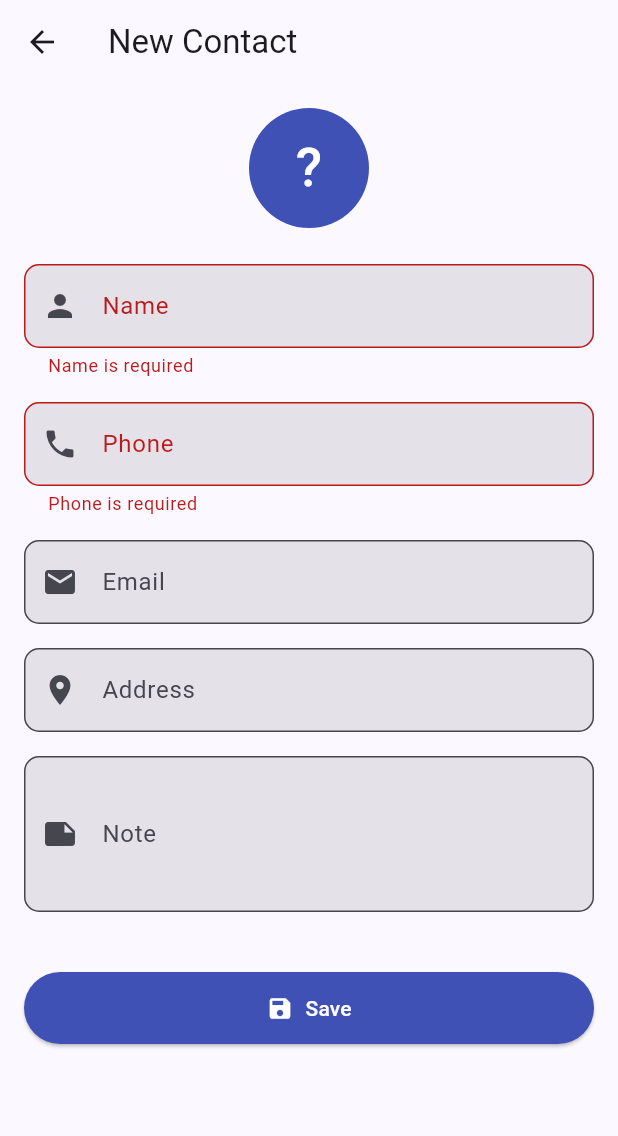
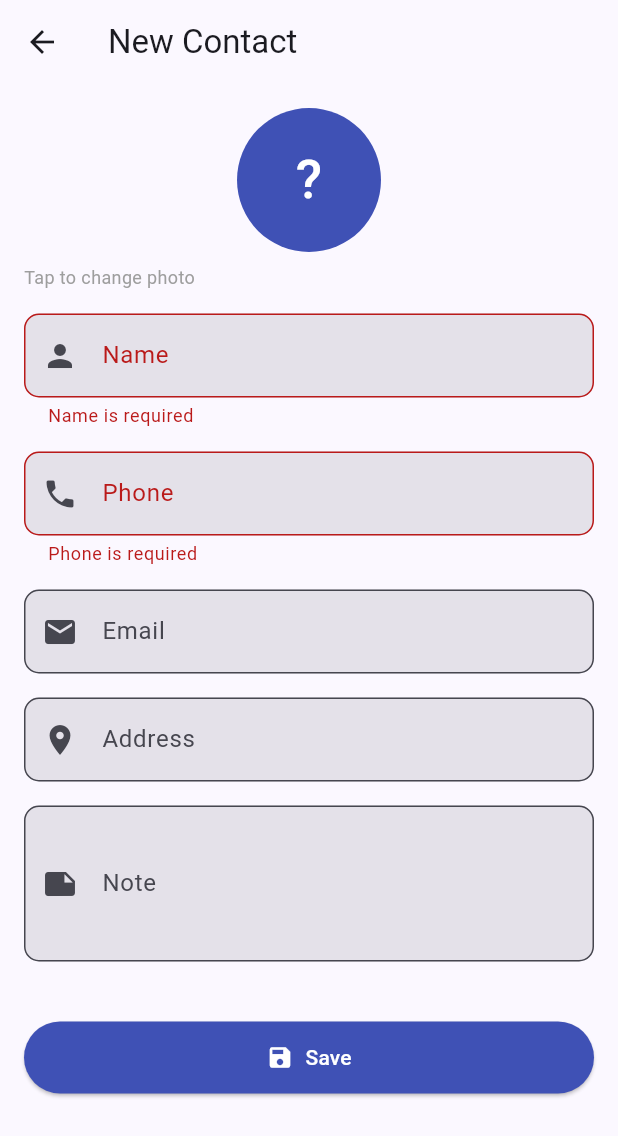
Before and after one commit to yobenali/ft_hangouts, a Flutter app: the ContactForm screen opened directly, after a tap on "Save", on a phone screen of 412 x 824 dp. Shown: the top 1136 px of the screen. Run offline on Flutter 3.47's test engine with Material 3 defaults, Android fonts, the phone set to English and light mode, and no system bars; our stand-ins replace image_picker, shared_preferences, sqflite; accounts and stored records are empty.

Commit message:
Bonus: add image to contact and creating unkonw user when recieved sms

```diff
--- a/lib/models/contact.dart
+++ b/lib/models/contact.dart
@@ -5,6 +5,7 @@ class Contact {
   final String email;
   final String address;
   final String note;
+  final String? photoPath;
 
   Contact({
     this.id,
@@ -13,6 +14,7 @@ class Contact {
     this.email = '',
     this.address = '',
     this.note = '',
+    this.photoPath,
   });
 
   // Convert Contact to a Map for SQLite
@@ -24,6 +26,7 @@ class Contact {
       'email': email,
       'address': address,
       'note': note,
+      'photo_path': photoPath,
     };
   }
 
@@ -36,6 +39,7 @@ class Contact {
       email: map['email'] ?? '',
       address: map['address'] ?? '',
       note: map['note'] ?? '',
+      photoPath: map['photo_path'],
     );
   }
 
@@ -47,6 +51,7 @@ class Contact {
     String? email,
     String? address,
     String? note,
+    String? photoPath,
   }) {
     return Contact(
       id: id ?? this.id,
@@ -55,6 +60,7 @@ class Contact {
       email: email ?? this.email,
       address: address ?? this.address,
       note: note ?? this.note,
+      photoPath: photoPath ?? this.photoPath,
     );
   }
 }
--- a/lib/screens/contact_form.dart
+++ b/lib/screens/contact_form.dart
@@ -1,3 +1,5 @@
+import 'dart:io';
+import 'package:image_picker/image_picker.dart';
 import 'package:flutter/material.dart';
 import 'package:ft_hangouts/l10n/app_localizations.dart';
 import '../database/db_helper.dart';
@@ -5,7 +7,7 @@ import '../models/contact.dart';
 
 class ContactForm extends StatefulWidget {
   final Contact? contact;
-  ContactForm({this.contact});
+  const ContactForm({super.key, this.contact});
 
   @override
   State<ContactForm> createState() => _ContactFormState();
@@ -18,6 +20,8 @@ class _ContactFormState extends State<ContactForm> {
   final _emailCtrl = TextEditingController();
   final _addressCtrl = TextEditingController();
   final _noteCtrl = TextEditingController();
+  String? _photoPath;
+  final _picker = ImagePicker();
 
   bool get _isEditing => widget.contact != null;
 
@@ -30,6 +34,7 @@ class _ContactFormState extends State<ContactForm> {
       _emailCtrl.text = widget.contact!.email;
       _addressCtrl.text = widget.contact!.address;
       _noteCtrl.text = widget.contact!.note;
+      _photoPath = widget.contact!.photoPath;
     }
   }
 
@@ -43,6 +48,18 @@ class _ContactFormState extends State<ContactForm> {
     super.dispose();
   }
 
+  Future<void> _pickPhoto() async {
+    final picked = await _picker.pickImage(
+      source: ImageSource.gallery,
+      maxWidth: 512,
+      maxHeight: 512,
+      imageQuality: 80,
+    );
+    if (picked != null) {
+      setState(() => _photoPath = picked.path);
+    }
+  }
+
   void _save() async {
     if (!_formKey.currentState!.validate()) return;
     final contact = Contact(
@@ -51,14 +68,15 @@ class _ContactFormState extends State<ContactForm> {
       email: _emailCtrl.text.trim(),
       address: _addressCtrl.text.trim(),
       note: _noteCtrl.text.trim(),
+      photoPath: _photoPath,
     );
     if (_isEditing) {
-      await DatabaseHelper.instance.updateContact(
-        contact.copyWith(id: widget.contact!.id),
-      );
+      await DatabaseHelper.instance
+          .updateContact(contact.copyWith(id: widget.contact!.id));
     } else {
       await DatabaseHelper.instance.insertContact(contact);
     }
+    if (!mounted) return;  // ← add this line
     Navigator.pop(context, true);
   }
 
@@ -76,18 +94,31 @@ class _ContactFormState extends State<ContactForm> {
             padding: EdgeInsets.all(16),
             children: [
               Center(
+                child: GestureDetector(
+                  onTap: _pickPhoto,
                   child: CircleAvatar(
-                  radius: 40,
+                    radius: 48,
                     backgroundColor: Colors.indigo,
-                  child: Text(
+                    backgroundImage: _photoPath != null
+                        ? FileImage(File(_photoPath!))
+                        : null,
+                    child: _photoPath == null
+                        ? Text(
                             _nameCtrl.text.isNotEmpty
                                 ? _nameCtrl.text[0].toUpperCase()
                                 : '?',
                             style: TextStyle(fontSize: 36, color: Colors.white),
+                          )
+                        : null,
                   ),
                 ),
               ),
-              SizedBox(height: 24),
+              SizedBox(height: 8),
+              Text(
+                'Tap to change photo',
+                style: TextStyle(color: Colors.grey, fontSize: 12),
+              ),
+              SizedBox(height: 16),
               _buildField(
                 controller: _nameCtrl,
                 label: l10n.name,
@@ -102,11 +133,13 @@ class _ContactFormState extends State<ContactForm> {
                 required: true,
                 keyboardType: TextInputType.phone,
                 validator: (value) {
-                  if (value == null || value.trim().isEmpty)
+                  if (value == null || value.trim().isEmpty) {
                     return '${l10n.phone} is required';
+                  }
                   final phoneRegex = RegExp(r'^[+\d\s\-()]+$');
-                  if (!phoneRegex.hasMatch(value.trim()))
+                  if (!phoneRegex.hasMatch(value.trim())) {
                     return 'Enter a valid phone number';
+                  }
                   if (value.trim().length < 6) return 'Phone number too short';
                   return null;
                 },
@@ -119,8 +152,9 @@ class _ContactFormState extends State<ContactForm> {
                 validator: (value) {
                   if (value == null || value.trim().isEmpty) return null;
                   final emailRegex = RegExp(r'^[\w\.-]+@[\w\.-]+\.\w{2,}$');
-                  if (!emailRegex.hasMatch(value.trim()))
+                  if (!emailRegex.hasMatch(value.trim())) {
                     return 'Enter a valid email';
+                  }
                   return null;
                 },
               ),
@@ -180,8 +214,9 @@ class _ContactFormState extends State<ContactForm> {
             validator ??
             (required
                 ? (value) {
-                    if (value == null || value.trim().isEmpty)
+                    if (value == null || value.trim().isEmpty) {
                       return '$label is required';
+                    }
                     return null;
                   }
                 : null),
--- a/pubspec.yaml
+++ b/pubspec.yaml
@@ -15,7 +15,8 @@ dependencies:
   path: ^1.8.0
   shared_preferences: ^2.2.0
   intl: ^0.20.2
-  permission_handler: ^11.3.1
+  permission_handler: ^12.0.1
+  image_picker: ^1.1.2
 
 dev_dependencies:
   flutter_test:
```
Also changed, not shown: lib/database/db_helper.dart (+56 -6 lines), lib/main.dart (+7 -3 lines), lib/screens/chat_screen.dart (+74 -26 lines), lib/screens/home_screen.dart (+86 -14 lines), lib/services/sms_service.dart (+69 -3 lines), pubspec.lock, 3 other files. Lines whose indentation alone changed are shown as unchanged.
